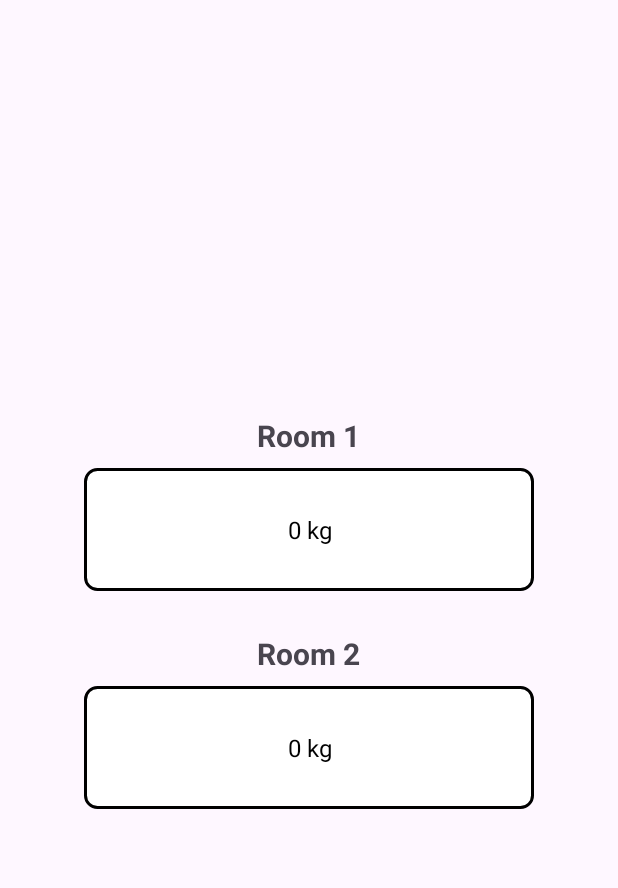
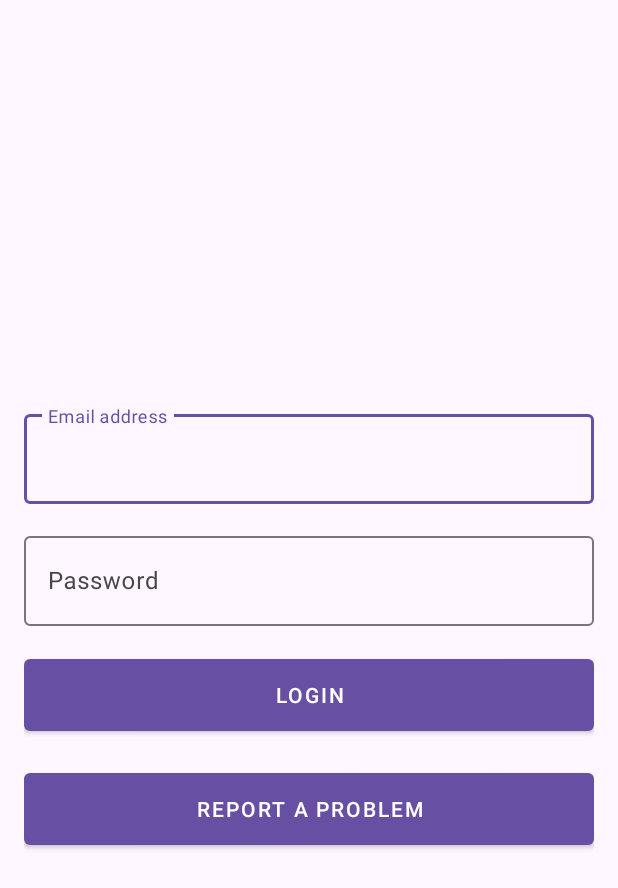
Before and after one commit to NtapeKnoxSiwale/Cerberus-Security-System, an Android app: the screen it shows after launch (MainActivity before the commit, LoginActivity after it), on a phone screen of 412 x 824 dp. Shown: the top 888 px of the screen. Run offline under Robolectric (Android 15) with nearby library versions, the light colour scheme and no system bars; our stand-ins replace Firebase (no records; nobody signed in at launch, a user with empty details on screens opened directly).

Commit message:
user auth LoginActivity.java added

```diff
--- a/app/build.gradle
+++ b/app/build.gradle
@@ -40,6 +40,10 @@ dependencies {
     implementation 'androidx.constraintlayout:constraintlayout:2.1.4'
     implementation 'androidx.navigation:navigation-fragment:2.5.3'
     implementation 'androidx.navigation:navigation-ui:2.5.3'
+    implementation 'androidx.annotation:annotation:1.3.0'
+    implementation 'androidx.lifecycle:lifecycle-livedata-ktx:2.4.1'
+    implementation 'androidx.lifecycle:lifecycle-viewmodel-ktx:2.4.1'
+    implementation 'com.google.firebase:firebase-auth:21.1.0'
     testImplementation 'junit:junit:4.13.2'
     androidTestImplementation 'androidx.test.ext:junit:1.1.5'
     androidTestImplementation 'androidx.test.espresso:espresso-core:3.5.1'
--- a/app/src/main/java/dev/knox/cerberus/AlarmSystem.java
+++ b/app/src/main/java/dev/knox/cerberus/AlarmSystem.java
@@ -17,23 +17,25 @@ public class AlarmSystem {
 
     private static final String CHANNEL_ID = "alarm_channel";
     private static final String CHANNEL_NAME = "Alarm Channel";
-    private static final int NOTIFICATION_ID = 1;
+    private static int NOTIFICATION_ID = 1;
 
-    private Context context;
-    private Vibrator vibrator;
+    private final Context context;
+    private final Vibrator vibrator;
     private MediaPlayer mediaPlayer;
     private boolean isPlayingAlarm;
 
-    private Button stopAlarmButton;
+    private final Button stopAlarmButton;
 
-    public AlarmSystem(Context context, Button stopAlarmButton) {
+    public AlarmSystem(Context context, Button stopAlarmButton, int notificationId) {
         this.context = context;
         this.stopAlarmButton = stopAlarmButton;
+        NOTIFICATION_ID = notificationId;
         createNotificationChannel();
         vibrator = (Vibrator) context.getSystemService(Context.VIBRATOR_SERVICE);
         mediaPlayer = MediaPlayer.create(context, R.raw.alarm_sound_1);
         isPlayingAlarm = false;
     }
+
 
     private void createNotificationChannel() {
         if (Build.VERSION.SDK_INT >= Build.VERSION_CODES.O) {
@@ -105,6 +107,9 @@ public class AlarmSystem {
             mediaPlayer = MediaPlayer.create(context, R.raw.alarm_sound_1);
             isPlayingAlarm = false;
             stopAlarmButton.setVisibility(View.GONE);
+            NotificationManager manager = context.getSystemService(NotificationManager.class);
+            manager.cancel(NOTIFICATION_ID);
         }
     }
+
 }
--- /dev/null
+++ b/app/src/main/java/dev/knox/cerberus/LoginActivity.java
@@ -0,0 +1,71 @@
+package dev.knox.cerberus;
+
+import android.content.Intent;
+import android.os.Bundle;
+import android.util.Log;
+import android.widget.Button;
+import android.widget.EditText;
+import android.widget.Toast;
+
+import androidx.appcompat.app.AppCompatActivity;
+
+import com.google.firebase.auth.FirebaseAuth;
+import com.google.firebase.auth.FirebaseUser;
+
+public class LoginActivity extends AppCompatActivity {
+
+    private static final String TAG = "LoginActivity";
+    private EditText emailEditText;
+    private EditText passwordEditText;
+    private FirebaseAuth mAuth;
+
+    @Override
+    protected void onCreate(Bundle savedInstanceState) {
+        super.onCreate(savedInstanceState);
+        setContentView(R.layout.activity_login);
+
+        mAuth = FirebaseAuth.getInstance();
+
+        emailEditText = findViewById(R.id.emailEditText);
+        passwordEditText = findViewById(R.id.passwordEditText);
+        Button loginButton = findViewById(R.id.loginButton);
+
+        loginButton.setOnClickListener(v -> signIn());
+
+        updateUI(mAuth.getCurrentUser());
+    }
+
+    @Override
+    protected void onStart() {
+        super.onStart();
+        updateUI(mAuth.getCurrentUser());
+    }
+
+    private void signIn() {
+        String email = emailEditText.getText().toString();
+        String password = passwordEditText.getText().toString();
+
+        mAuth.signInWithEmailAndPassword(email, password)
+                .addOnCompleteListener(this, task -> {
+                    if (task.isSuccessful()) {
+                        Log.d(TAG, "signInWithEmail:success");
+                        FirebaseUser user = mAuth.getCurrentUser();
+                        updateUI(user);
+                    } else {
+                        Log.w(TAG, "signInWithEmail:failure", task.getException());
+                        Toast.makeText(LoginActivity.this, "Authentication failed.",
+                                Toast.LENGTH_SHORT).show();
+                        updateUI(null);
+                    }
+                });
+    }
+
+    private void updateUI(FirebaseUser user) {
+        Intent intent;
+        if (user != null) {
+            intent = new Intent(this, MainActivity.class);
+            startActivity(intent);
+            finish();
+        }
+    }
+}
--- a/app/src/main/java/dev/knox/cerberus/MainActivity.java
+++ b/app/src/main/java/dev/knox/cerberus/MainActivity.java
@@ -22,10 +22,6 @@ public class MainActivity extends AppCompatActivity {
     private TextView room2WeightTextView;
     private Button stopAlarmButton;
 
-    // Firebase database references
-    private DatabaseReference room1Ref;
-    private DatabaseReference room2Ref;
-
     // Decimal Formatter for weight format
     private DecimalFormat decimalFormat;
 
@@ -45,14 +41,16 @@ public class MainActivity extends AppCompatActivity {
 
         // Initialize Firebase database references
         DatabaseReference rootRef = FirebaseDatabase.getInstance().getReference();
-        room1Ref = rootRef.child("Room1");
-        room2Ref = rootRef.child("Room2");
+        // Firebase database references
+        DatabaseReference room1Ref = rootRef.child("Room1");
+        DatabaseReference room2Ref = rootRef.child("Room2");
 
         // Initialize Decimal Formatter for weight format
         decimalFormat = new DecimalFormat("0.00");
 
         // Initialize Alarm system instance
-        alarmSystem = new AlarmSystem(this, stopAlarmButton);
+        int notificationId = 1; // or any other desired value
+        alarmSystem = new AlarmSystem(this, stopAlarmButton, notificationId);
 
         // Attach event listeners to database references
         room1Ref.addValueEventListener(new ValueEventListener() {
--- /dev/null
+++ b/app/src/main/res/layout/activity_login.xml
@@ -0,0 +1,64 @@
+<?xml version="1.0" encoding="utf-8"?>
+<androidx.constraintlayout.widget.ConstraintLayout xmlns:android="http://schemas.android.com/apk/res/android"
+    xmlns:tools="http://schemas.android.com/tools"
+    android:layout_width="match_parent"
+    android:layout_height="match_parent"
+    tools:context=".LoginActivity">
+
+    <LinearLayout
+        android:layout_width="match_parent"
+        android:layout_height="match_parent"
+        android:orientation="vertical"
+        android:gravity="center"
+        android:padding="16dp">
+
+        <com.google.android.material.textfield.TextInputLayout
+            android:layout_width="match_parent"
+            android:layout_height="wrap_content"
+            android:layout_marginTop="16dp"
+            android:hint="@string/username">
+
+            <com.google.android.material.textfield.TextInputEditText
+                android:id="@+id/emailEditText"
+                android:layout_width="match_parent"
+                android:layout_height="60dp"
+                android:inputType="text"
+                android:textColorHint="#546E7A" />
+
+        </com.google.android.material.textfield.TextInputLayout>
+
+        <com.google.android.material.textfield.TextInputLayout
+            android:layout_width="match_parent"
+            android:layout_height="wrap_content"
+            android:layout_marginTop="16dp"
+            android:hint="@string/password">
+
+            <com.google.android.material.textfield.TextInputEditText
+                android:id="@+id/passwordEditText"
+                android:layout_width="match_parent"
+                android:layout_height="60dp"
+                android:inputType="textPassword"
+                android:textColorHint="#8D6E63" />
+
+        </com.google.android.material.textfield.TextInputLayout>
+
+        <Button
+            android:id="@+id/loginButton"
+            style="@style/Widget.MaterialComponents.Button"
+            android:layout_width="match_parent"
+            android:layout_height="60dp"
+            android:layout_marginTop="16dp"
+            android:text="@string/login" />
+
+        <Button
+            android:id="@+id/reportButton"
+            android:layout_width="match_parent"
+            android:layout_height="60dp"
+            android:text="@string/report_a_problem"
+            android:layout_marginTop="16dp"
+            style="@style/Widget.MaterialComponents.Button" />
+
+    </LinearLayout>
+
+
+</androidx.constraintlayout.widget.ConstraintLayout>
--- a/app/src/main/res/values-land/dimens.xml
+++ b/app/src/main/res/values-land/dimens.xml
@@ -1,3 +1,4 @@
 <resources>
     <dimen name="fab_margin">48dp</dimen>
+    <dimen name="activity_horizontal_margin">48dp</dimen>
 </resources>
--- a/app/src/main/res/values-w1240dp/dimens.xml
+++ b/app/src/main/res/values-w1240dp/dimens.xml
@@ -1,3 +1,4 @@
 <resources>
     <dimen name="fab_margin">200dp</dimen>
+    <dimen name="activity_horizontal_margin">200dp</dimen>
 </resources>
--- a/app/src/main/res/values-w600dp/dimens.xml
+++ b/app/src/main/res/values-w600dp/dimens.xml
@@ -1,3 +1,4 @@
 <resources>
     <dimen name="fab_margin">48dp</dimen>
+    <dimen name="activity_horizontal_margin">48dp</dimen>
 </resources>
--- a/app/src/main/res/values/dimens.xml
+++ b/app/src/main/res/values/dimens.xml
@@ -1,3 +1,6 @@
 <resources>
     <dimen name="fab_margin">16dp</dimen>
+    <!-- Default screen margins, per the Android Design guidelines. -->
+    <dimen name="activity_horizontal_margin">16dp</dimen>
+    <dimen name="activity_vertical_margin">16dp</dimen>
 </resources>
--- a/app/src/main/res/values/strings.xml
+++ b/app/src/main/res/values/strings.xml
@@ -49,4 +49,14 @@
         vestibulum. Fusce dictum libero quis erat maximus, vitae volutpat diam dignissim.
     </string>
     <string name="mock_data">Mock Data</string>
+    <string name="title_activity_login">LoginActivity</string>
+    <string name="username">Email address</string>
+    <string name="password">Password</string>
+    <string name="login">Login</string>
+    <string name="report_a_problem">Report a Problem</string>
+    <string name="prompt_email">Email</string>
+    <string name="prompt_password">Password</string>
+    <string name="action_sign_in_short">Sign in</string>
+    <string name="action_sign_in">Sign in with your account</string>
+
 </resources>
```
Also changed, not shown: app/src/main/AndroidManifest.xml (+6 -4 lines), build.gradle (line endings or trailing spaces).
